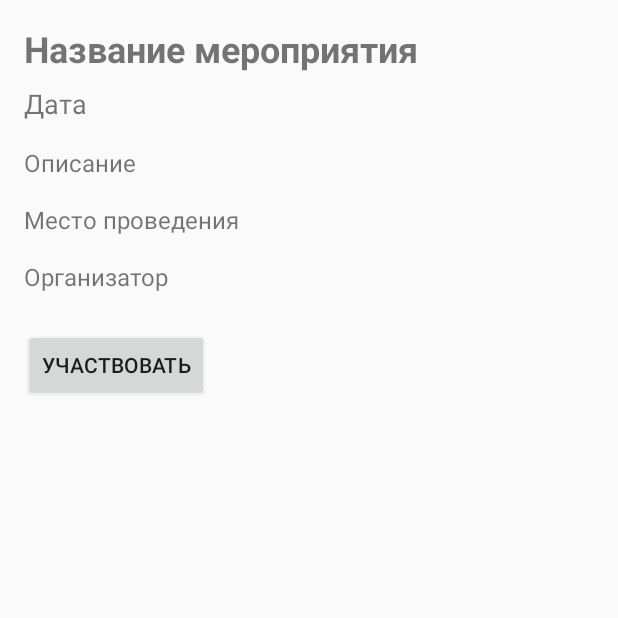
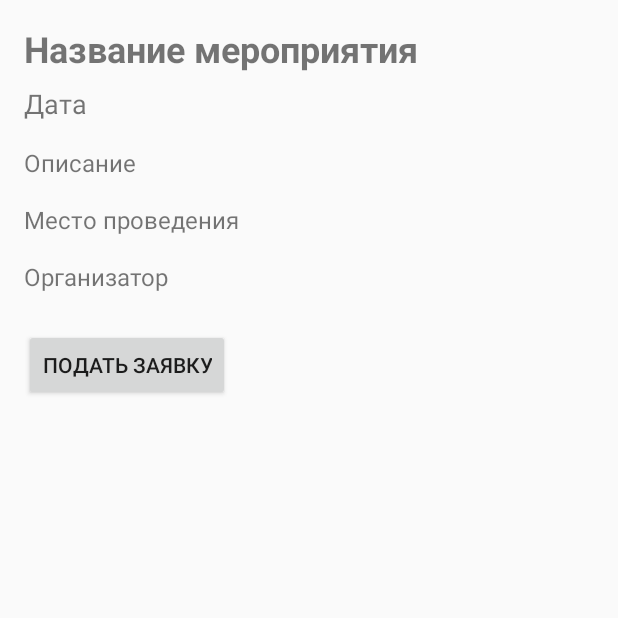
Before and after one commit to Ildar-Ilyasov/Volunteer, an Android app: the fragment EventDetailFragment placed in its activity, on a phone screen of 412 x 824 dp, the top half of it. Run offline under Robolectric (Android 15) with nearby library versions, the phone set to English and light mode, and no system bars; our stand-ins replace Firebase (no records; nobody signed in at launch, a user with empty details on screens opened directly).

Commit message:
participation in the event

```diff
--- a/app/src/main/java/com/example/volunteer/EventDetailFragment.java
+++ b/app/src/main/java/com/example/volunteer/EventDetailFragment.java
@@ -107,7 +107,7 @@ public class EventDetailFragment extends Fragment {
                         btnParticipate.setEnabled(false);
                     } else {
                         // Если пользователь не участвует, оставляем кнопку активной
-                        btnParticipate.setText("Участвовать");
+                        btnParticipate.setText("Подать заявку");
                         btnParticipate.setEnabled(true);
                     }
                 }
--- a/app/src/main/res/layout/fragment_event_detail.xml
+++ b/app/src/main/res/layout/fragment_event_detail.xml
@@ -54,7 +54,7 @@
         android:id="@+id/btnParticipate"
         android:layout_width="wrap_content"
         android:layout_height="wrap_content"
-        android:text="Участвовать"
+        android:text="Подать заявку"
         android:layout_marginTop="24dp" />
 
 </LinearLayout>
```
Also changed, not shown: app/src/main/res/layout/fragment_add_event.xml (+7 -1 lines).
